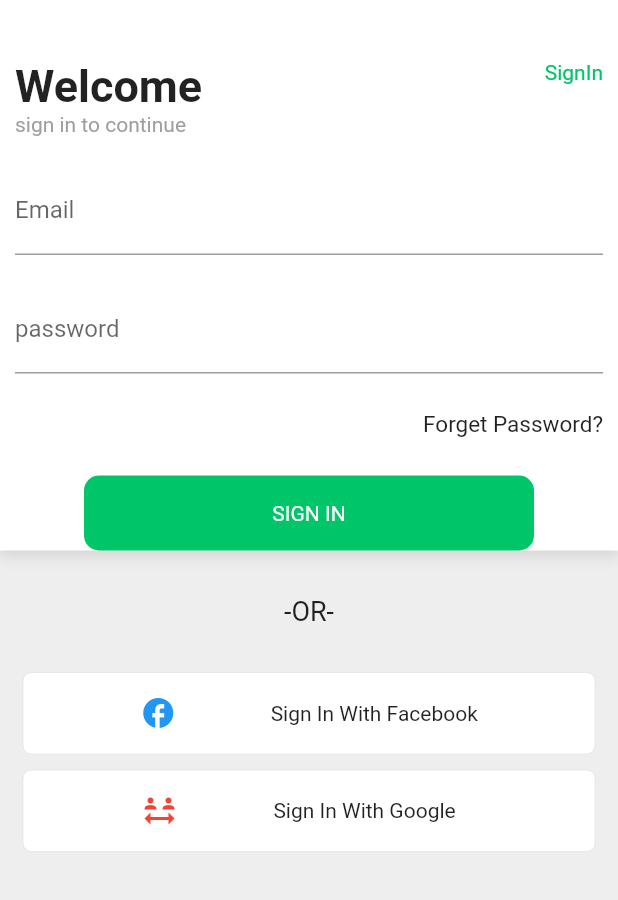
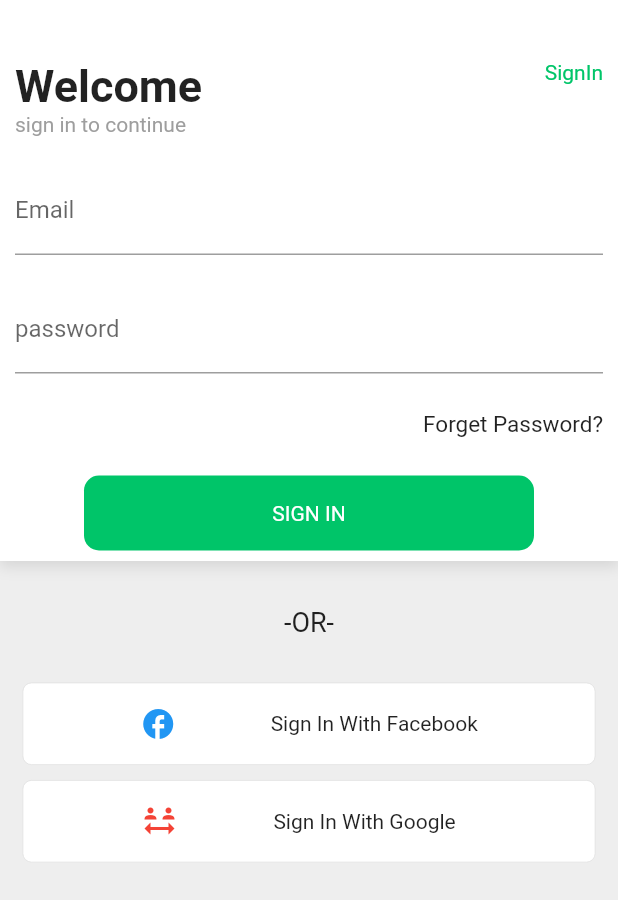
Before and after one commit to HagerGH/ui_login, a Flutter app: the screen it shows after launch, on a phone screen of 412 x 824 dp. Shown: the top 900 px of the screen. Run offline on Flutter 3.47's test engine with Material 2 defaults, Android fonts, the phone set to English and light mode, and no system bars.

Commit message:
first commit

```diff
--- a/lib/login.dart
+++ b/lib/login.dart
@@ -110,7 +110,10 @@ class LogIn extends StatelessWidget {
                               height: 25,
                             ),
 
-                            CustomButton(title: 'SIGN IN',onTap: (){},),
+                            Padding(
+                              padding: const EdgeInsets.only(right: 5.0,left: 5.0,bottom: 7.0),
+                              child: CustomButton(title: 'SIGN IN',onTap: (){},),
+                            ),
                           ],
                         )),
                     ],
--- a/lib/main.dart
+++ b/lib/main.dart
@@ -10,7 +10,7 @@ class MyApp extends StatelessWidget {
   @override
   Widget build(BuildContext context) {
     return MaterialApp(
-      debugShowCheckedModeBanner:true,
+      debugShowCheckedModeBanner:false,
       home:LogIn(),
     );
   }}
```
